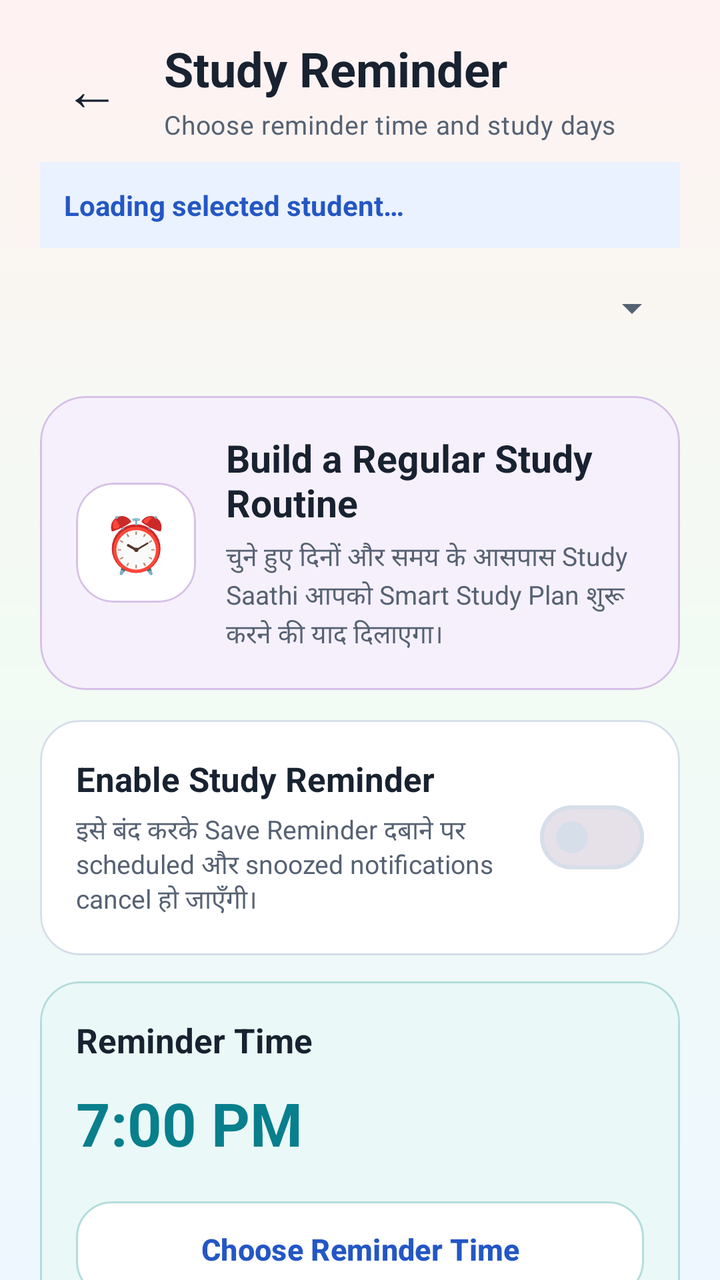
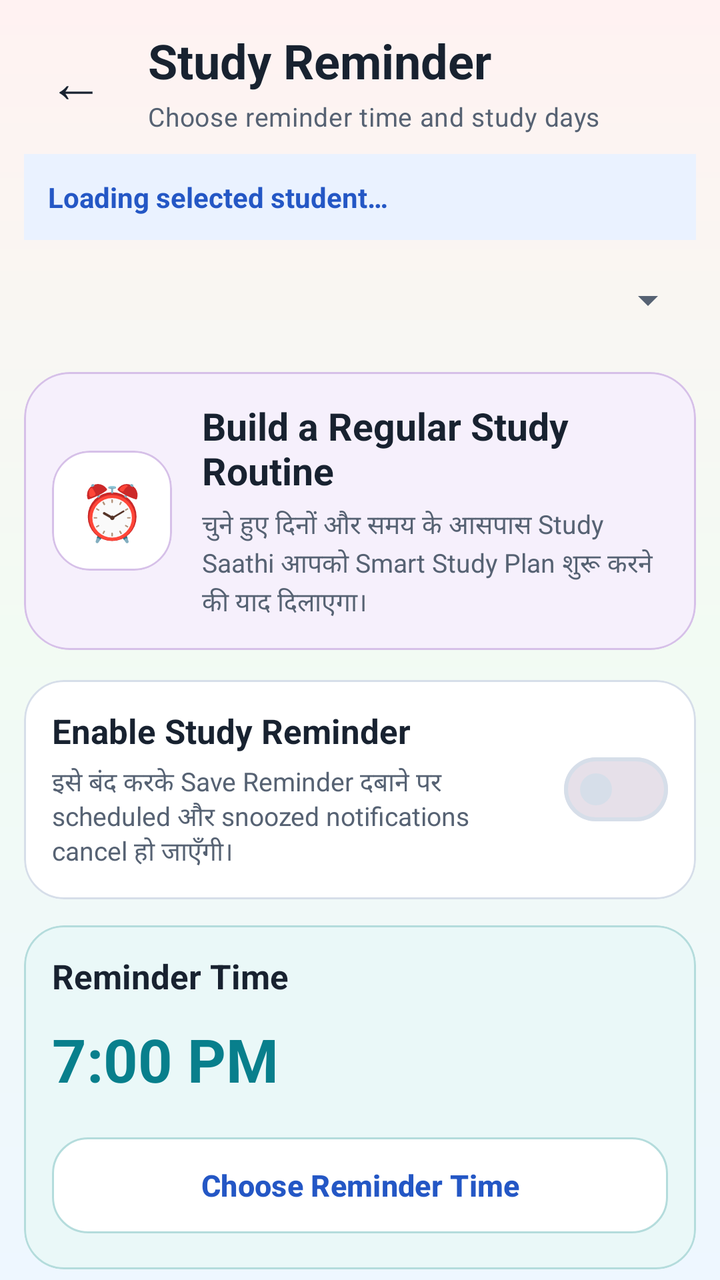

The first picture is an Android layout as it rendered before a commit; the second is the same layout after the commit. The layout source and the unified diff follow.
<!-- AndroidManifest.xml: application theme Theme.StudySaathi -->
<!-- res/layout/activity_reminder_settings.xml -->
<?xml version="1.0" encoding="utf-8"?>
<androidx.coordinatorlayout.widget.CoordinatorLayout xmlns:android="http://schemas.android.com/apk/res/android"
    xmlns:app="http://schemas.android.com/apk/res-auto"
    android:id="@+id/reminderSettingsRoot"
    android:layout_width="match_parent"
    android:layout_height="match_parent"
    android:background="@drawable/bg_app_soft_mix">

    <androidx.core.widget.NestedScrollView
        android:layout_width="match_parent"
        android:layout_height="match_parent"
        android:clipToPadding="false"
        android:fillViewport="true"
        android:overScrollMode="never">

        <LinearLayout
            android:layout_width="match_parent"
            android:layout_height="wrap_content"
            android:orientation="vertical"
            android:paddingStart="20dp"
            android:paddingTop="18dp"
            android:paddingEnd="20dp"
            android:paddingBottom="38dp">

            <LinearLayout
                android:layout_width="match_parent"
                android:layout_height="wrap_content"
                android:gravity="center_vertical"
                android:orientation="horizontal">

                <com.google.android.material.button.MaterialButton
                    android:id="@+id/buttonBack"
                    style="@style/Widget.Material3.Button.TextButton"
                    android:layout_width="52dp"
                    android:layout_height="52dp"
                    android:contentDescription="@string/back"
                    android:insetLeft="0dp"
                    android:insetTop="0dp"
                    android:insetRight="0dp"
                    android:insetBottom="0dp"
                    android:minWidth="0dp"
                    android:text="←"
                    android:textColor="@color/ss_text_primary"
                    android:textSize="28sp"
                    app:cornerRadius="16dp" />

                <LinearLayout
                    android:layout_width="0dp"
                    android:layout_height="wrap_content"
                    android:layout_marginStart="10dp"
                    android:layout_weight="1"
                    android:orientation="vertical">

                    <TextView
                        style="@style/TextAppearance.StudySaathi.Heading"
                        android:layout_width="match_parent"
                        android:layout_height="wrap_content"
                        android:text="@string/study_reminder_title"
                        android:textSize="24sp" />

                    <TextView
                        style="@style/TextAppearance.StudySaathi.Body"
                        android:layout_width="match_parent"
                        android:layout_height="wrap_content"
                        android:layout_marginTop="3dp"
                        android:text="@string/study_reminder_subtitle"
                        android:textSize="13sp" />

                </LinearLayout>

            </LinearLayout>

            <TextView
                android:id="@+id/textReminderStudent"
                android:layout_width="match_parent"
                android:layout_height="wrap_content"
                android:layout_marginTop="10dp"
                android:background="@color/ss_blue_soft"
                android:padding="12dp"
                android:text="Loading selected student…"
                android:textColor="@color/ss_primary"
                android:textSize="14sp"
                android:textStyle="bold" />

            <Spinner
                android:id="@+id/spinnerReminderStudent"
                android:layout_width="match_parent"
                android:layout_height="48dp"
                android:layout_marginTop="6dp"
                android:contentDescription="Select student for reminder"
                android:paddingStart="10dp"
                android:paddingEnd="10dp" />

            <com.google.android.material.card.MaterialCardView
                android:layout_width="match_parent"
                android:layout_height="wrap_content"
                android:layout_marginTop="20dp"
                app:cardBackgroundColor="@color/ss_purple_soft"
                app:cardCornerRadius="23dp"
                app:cardElevation="0dp"
                app:strokeColor="@color/ss_purple_border"
                app:strokeWidth="1dp">

                <LinearLayout
                    android:layout_width="match_parent"
                    android:layout_height="wrap_content"
                    android:gravity="center_vertical"
                    android:orientation="horizontal"
                    android:padding="18dp">

                    <com.google.android.material.card.MaterialCardView
                        android:layout_width="60dp"
                        android:layout_height="60dp"
                        app:cardBackgroundColor="@color/ss_surface"
                        app:cardCornerRadius="19dp"
                        app:cardElevation="0dp"
                        app:strokeColor="@color/ss_purple_border"
                        app:strokeWidth="1dp">

                        <TextView
                            android:layout_width="match_parent"
                            android:layout_height="match_parent"
                            android:fontFamily="sans-serif-rounded"
                            android:gravity="center"
                            android:text="⏰"
                            android:textSize="27sp" />

                    </com.google.android.material.card.MaterialCardView>

                    <LinearLayout
                        android:layout_width="0dp"
                        android:layout_height="wrap_content"
                        android:layout_marginStart="15dp"
                        android:layout_weight="1"
                        android:orientation="vertical">

                        <TextView
                            android:layout_width="match_parent"
                            android:layout_height="wrap_content"
                            android:fontFamily="sans-serif-rounded"
                            android:text="@string/study_reminder_card_title"
                            android:textColor="@color/ss_text_primary"
                            android:textSize="19sp"
                            android:textStyle="bold" />

                        <TextView
                            android:layout_width="match_parent"
                            android:layout_height="wrap_content"
                            android:layout_marginTop="5dp"
                            android:fontFamily="sans-serif"
                            android:lineSpacingExtra="2dp"
                            android:text="@string/study_reminder_card_description"
                            android:textColor="@color/ss_text_secondary"
                            android:textSize="13sp" />

                    </LinearLayout>

                </LinearLayout>

            </com.google.android.material.card.MaterialCardView>

            <com.google.android.material.card.MaterialCardView
                android:layout_width="match_parent"
                android:layout_height="wrap_content"
                android:layout_marginTop="15dp"
                app:cardBackgroundColor="@color/ss_surface"
                app:cardCornerRadius="20dp"
                app:cardElevation="0dp"
                app:strokeColor="@color/ss_outline"
                app:strokeWidth="1dp">

                <LinearLayout
                    android:layout_width="match_parent"
                    android:layout_height="wrap_content"
                    android:gravity="center_vertical"
                    android:orientation="horizontal"
                    android:padding="18dp">

                    <LinearLayout
                        android:layout_width="0dp"
                        android:layout_height="wrap_content"
                        android:layout_weight="1"
                        android:orientation="vertical">

                        <TextView
                            android:layout_width="match_parent"
                            android:layout_height="wrap_content"
                            android:fontFamily="sans-serif-rounded"
                            android:text="@string/study_reminder_enable_title"
                            android:textColor="@color/ss_text_primary"
                            android:textSize="17sp"
                            android:textStyle="bold" />

                        <TextView
                            android:layout_width="match_parent"
                            android:layout_height="wrap_content"
                            android:layout_marginTop="5dp"
                            android:fontFamily="sans-serif"
                            android:text="@string/study_reminder_enable_description"
                            android:textColor="@color/ss_text_secondary"
                            android:textSize="13sp" />

                    </LinearLayout>

                    <com.google.android.material.materialswitch.MaterialSwitch
                        android:id="@+id/switchStudyReminder"
                        android:layout_width="wrap_content"
                        android:layout_height="wrap_content"
                        android:layout_marginStart="15dp"
                        android:contentDescription="@string/study_reminder_enable_title" />

                </LinearLayout>

            </com.google.android.material.card.MaterialCardView>

            <com.google.android.material.card.MaterialCardView
                android:id="@+id/cardReminderTime"
                android:layout_width="match_parent"
                android:layout_height="wrap_content"
                android:layout_marginTop="13dp"
                app:cardBackgroundColor="@color/ss_teal_soft"
                app:cardCornerRadius="20dp"
                app:cardElevation="0dp"
                app:strokeColor="@color/ss_teal_border"
                app:strokeWidth="1dp">

                <LinearLayout
                    android:layout_width="match_parent"
                    android:layout_height="wrap_content"
                    android:orientation="vertical"
                    android:padding="18dp">

                    <TextView
                        android:layout_width="match_parent"
                        android:layout_height="wrap_content"
                        android:fontFamily="sans-serif-rounded"
                        android:text="@string/study_reminder_time_title"
                        android:textColor="@color/ss_text_primary"
                        android:textSize="17sp"
                        android:textStyle="bold" />

                    <TextView
                        android:id="@+id/textSelectedReminderTime"
                        android:layout_width="match_parent"
                        android:layout_height="wrap_content"
                        android:layout_marginTop="10dp"
                        android:fontFamily="sans-serif-rounded"
                        android:text="7:00 PM"
                        android:textColor="@color/ss_secondary"
                        android:textSize="30sp"
                        android:textStyle="bold" />

                    <com.google.android.material.button.MaterialButton
                        android:id="@+id/buttonChooseReminderTime"
                        style="@style/Widget.StudySaathi.Button.Outlined"
                        android:layout_width="match_parent"
                        android:layout_height="wrap_content"
                        android:layout_marginTop="15dp"
                        android:text="@string/study_reminder_choose_time"
                        android:textAllCaps="false"
                        android:textSize="15sp"
                        app:backgroundTint="@color/ss_surface"
                        app:strokeColor="@color/ss_teal_border" />

                </LinearLayout>

            </com.google.android.material.card.MaterialCardView>

            <com.google.android.material.card.MaterialCardView
                android:id="@+id/cardReminderDays"
                android:layout_width="match_parent"
                android:layout_height="wrap_content"
                android:layout_marginTop="13dp"
                app:cardBackgroundColor="@color/ss_blue_soft"
                app:cardCornerRadius="20dp"
                app:cardElevation="0dp"
                app:strokeColor="@color/ss_blue_border"
                app:strokeWidth="1dp">

                <LinearLayout
                    android:layout_width="match_parent"
                    android:layout_height="wrap_content"
                    android:orientation="vertical"
                    android:padding="18dp">

                    <TextView
                        android:layout_width="match_parent"
                        android:layout_height="wrap_content"
                        android:fontFamily="sans-serif-rounded"
                        android:text="@string/study_reminder_days_title"
                        android:textColor="@color/ss_text_primary"
                        android:textSize="17sp"
                        android:textStyle="bold" />

                    <TextView
                        android:layout_width="match_parent"
                        android:layout_height="wrap_content"
                        android:layout_marginTop="5dp"
                        android:fontFamily="sans-serif"
                        android:text="@string/study_reminder_days_description"
                        android:textColor="@color/ss_text_secondary"
                        android:textSize="13sp" />

                    <HorizontalScrollView
                        android:layout_width="match_parent"
                        android:layout_height="wrap_content"
                        android:layout_marginTop="14dp"
                        android:clipToPadding="false"
                        android:fillViewport="false"
                        android:overScrollMode="never">

                        <com.google.android.material.button.MaterialButtonToggleGroup
                            android:id="@+id/toggleReminderDays"
                            android:layout_width="wrap_content"
                            android:layout_height="wrap_content"
                            app:selectionRequired="false"
                            app:singleSelection="false">

                            <com.google.android.material.button.MaterialButton
                                android:id="@+id/buttonDayMonday"
                                style="@style/Widget.Material3.Button.OutlinedButton"
                                android:layout_width="62dp"
                                android:layout_height="48dp"
                                android:checkable="true"
                                android:fontFamily="sans-serif-medium"
                                android:minWidth="0dp"
                                android:paddingStart="0dp"
                                android:paddingEnd="0dp"
                                android:text="@string/reminder_day_monday"
                                android:textAllCaps="false"
                                android:textSize="12sp" />

                            <com.google.android.material.button.MaterialButton
                                android:id="@+id/buttonDayTuesday"
                                style="@style/Widget.Material3.Button.OutlinedButton"
                                android:layout_width="62dp"
                                android:layout_height="48dp"
                                android:checkable="true"
                                android:fontFamily="sans-serif-medium"
                                android:minWidth="0dp"
                                android:paddingStart="0dp"
                                android:paddingEnd="0dp"
                                android:text="@string/reminder_day_tuesday"
                                android:textAllCaps="false"
                                android:textSize="12sp" />

                            <com.google.android.material.button.MaterialButton
                                android:id="@+id/buttonDayWednesday"
                                style="@style/Widget.Material3.Button.OutlinedButton"
                                android:layout_width="62dp"
                                android:layout_height="48dp"
                                android:checkable="true"
                                android:fontFamily="sans-serif-medium"
                                android:minWidth="0dp"
                                android:paddingStart="0dp"
                                android:paddingEnd="0dp"
                                android:text="@string/reminder_day_wednesday"
                                android:textAllCaps="false"
                                android:textSize="12sp" />

                            <com.google.android.material.button.MaterialButton
                                android:id="@+id/buttonDayThursday"
                                style="@style/Widget.Material3.Button.OutlinedButton"
                                android:layout_width="62dp"
                                android:layout_height="48dp"
                                android:checkable="true"
                                android:fontFamily="sans-serif-medium"
                                android:minWidth="0dp"
                                android:paddingStart="0dp"
                                android:paddingEnd="0dp"
                                android:text="@string/reminder_day_thursday"
                                android:textAllCaps="false"
                                android:textSize="12sp" />

                            <com.google.android.material.button.MaterialButton
                                android:id="@+id/buttonDayFriday"
                                style="@style/Widget.Material3.Button.OutlinedButton"
                                android:layout_width="62dp"
                                android:layout_height="48dp"
                                android:checkable="true"
                                android:fontFamily="sans-serif-medium"
                                android:minWidth="0dp"
                                android:paddingStart="0dp"
                                android:paddingEnd="0dp"
                                android:text="@string/reminder_day_friday"
                                android:textAllCaps="false"
                                android:textSize="12sp" />

                            <com.google.android.material.button.MaterialButton
                                android:id="@+id/buttonDaySaturday"
                                style="@style/Widget.Material3.Button.OutlinedButton"
                                android:layout_width="62dp"
                                android:layout_height="48dp"
                                android:checkable="true"
                                android:fontFamily="sans-serif-medium"
                                android:minWidth="0dp"
                                android:paddingStart="0dp"
                                android:paddingEnd="0dp"
                                android:text="@string/reminder_day_saturday"
                                android:textAllCaps="false"
                                android:textSize="12sp" />

                            <com.google.android.material.button.MaterialButton
                                android:id="@+id/buttonDaySunday"
                                style="@style/Widget.Material3.Button.OutlinedButton"
                                android:layout_width="62dp"
                                android:layout_height="48dp"
                                android:checkable="true"
                                android:fontFamily="sans-serif-medium"
                                android:minWidth="0dp"
                                android:paddingStart="0dp"
                                android:paddingEnd="0dp"
                                android:text="@string/reminder_day_sunday"
                                android:textAllCaps="false"
                                android:textSize="12sp" />

                        </com.google.android.material.button.MaterialButtonToggleGroup>

                    </HorizontalScrollView>

                    <TextView
                        android:id="@+id/textSelectedDays"
                        android:layout_width="match_parent"
                        android:layout_height="wrap_content"
                        android:layout_marginTop="12dp"
                        android:fontFamily="sans-serif-medium"
                        android:text="@string/study_reminder_every_day"
                        android:textColor="@color/ss_primary"
                        android:textSize="12sp" />

                </LinearLayout>

            </com.google.android.material.card.MaterialCardView>

            <com.google.android.material.card.MaterialCardView
                android:layout_width="match_parent"
                android:layout_height="wrap_content"
                android:layout_marginTop="13dp"
                app:cardBackgroundColor="@color/ss_surface"
                app:cardCornerRadius="20dp"
                app:cardElevation="0dp"
                app:strokeColor="@color/ss_outline"
                app:strokeWidth="1dp">

                <LinearLayout
                    android:layout_width="match_parent"
                    android:layout_height="wrap_content"
                    android:orientation="vertical"
                    android:padding="17dp">

                    <TextView
                        android:layout_width="match_parent"
                        android:layout_height="wrap_content"
                        android:fontFamily="sans-serif-rounded"
                        android:text="@string/study_reminder_status_title"
                        android:textColor="@color/ss_text_primary"
                        android:textSize="16sp"
                        android:textStyle="bold" />

                    <TextView
                        android:id="@+id/textReminderCurrentStatus"
                        android:layout_width="match_parent"
                        android:layout_height="wrap_content"
                        android:layout_marginTop="6dp"
                        android:fontFamily="sans-serif"
                        android:lineSpacingExtra="2dp"
                        android:text="@string/study_reminder_disabled_status"
                        android:textColor="@color/ss_text_secondary"
                        android:textSize="13sp" />

                </LinearLayout>

            </com.google.android.material.card.MaterialCardView>

            <com.google.android.material.button.MaterialButton
                android:id="@+id/buttonSaveReminder"
                style="@style/Widget.StudySaathi.Button.Primary"
                android:layout_width="match_parent"
                android:layout_height="wrap_content"
                android:layout_marginTop="19dp"
                android:text="@string/study_reminder_save_button"
                android:textAllCaps="false"
                android:textSize="16sp" />

            <com.google.android.material.button.MaterialButton
                android:id="@+id/buttonTestReminder"
                style="@style/Widget.StudySaathi.Button.Outlined"
                android:layout_width="match_parent"
                android:layout_height="wrap_content"
                android:layout_marginTop="11dp"
                android:text="@string/study_reminder_test_button"
                android:textAllCaps="false"
                android:textSize="15sp"
                app:backgroundTint="@color/ss_surface"
                app:strokeColor="@color/ss_primary" />

            <TextView
                android:layout_width="match_parent"
                android:layout_height="wrap_content"
                android:layout_marginTop="12dp"
                android:fontFamily="sans-serif"
                android:gravity="center"
                android:lineSpacingExtra="2dp"
                android:text="@string/study_reminder_test_description"
                android:textColor="@color/ss_text_secondary"
                android:textSize="12sp" />

            <TextView
                android:layout_width="match_parent"
                android:layout_height="wrap_content"
                android:layout_marginTop="13dp"
                android:fontFamily="sans-serif"
                android:gravity="center"
                android:lineSpacingExtra="2dp"
                android:text="@string/study_reminder_timing_note"
                android:textColor="@color/ss_text_muted"
                android:textSize="11sp" />

        </LinearLayout>

    </androidx.core.widget.NestedScrollView>

</androidx.coordinatorlayout.widget.CoordinatorLayout>
<!-- resources referenced by this layout -->
<resources>
  <color name="ss_blue_border">#B8D1FA</color>
  <color name="ss_blue_soft">#EAF2FF</color>
  <color name="ss_outline">#D6DEE9</color>
  <color name="ss_primary">#2457C5</color>
  <color name="ss_purple_border">#D6C0E8</color>
  <color name="ss_purple_soft">#F6F0FC</color>
  <color name="ss_secondary">#087F8C</color>
  <color name="ss_surface">#FFFFFF</color>
  <color name="ss_teal_border">#B4DCDC</color>
  <color name="ss_teal_soft">#EAF8F8</color>
  <color name="ss_text_muted">#7B8797</color>
  <color name="ss_text_primary">#182230</color>
  <color name="ss_text_secondary">#566273</color>
  <string name="back">Back</string>
  <string name="reminder_day_friday">
          Fri
      </string>
  <string name="reminder_day_monday">
          Mon
      </string>
  <string name="reminder_day_saturday">
          Sat
      </string>
  <string name="reminder_day_sunday">
          Sun
      </string>
  <string name="reminder_day_thursday">
          Thu
      </string>
  <string name="reminder_day_tuesday">
          Tue
      </string>
  <string name="reminder_day_wednesday">
          Wed
      </string>
  <string name="study_reminder_card_description">
          चुने हुए दिनों और समय के आसपास Study Saathi आपको Smart Study Plan शुरू करने की याद दिलाएगा।
      </string>
  <string name="study_reminder_card_title">
          Build a Regular Study Routine
      </string>
  <string name="study_reminder_choose_time">
          Choose Reminder Time
      </string>
  <string name="study_reminder_days_description">
          जिन दिनों study notification चाहिए, उन्हें select करें।
      </string>
  <string name="study_reminder_days_title">
          Reminder Days
      </string>
  <string name="study_reminder_disabled_status">
          Study reminder अभी disabled है।
      </string>
  <string name="study_reminder_enable_description">
          इसे बंद करके Save Reminder दबाने पर scheduled और snoozed notifications cancel हो जाएँगी।
      </string>
  <string name="study_reminder_enable_title">
          Enable Study Reminder
      </string>
  <string name="study_reminder_every_day">
          Every day
      </string>
  <string name="study_reminder_save_button">
          Save Reminder
      </string>
  <string name="study_reminder_status_title">
          Current Status
      </string>
  <string name="study_reminder_subtitle">
          Choose reminder time and study days
      </string>
  <string name="study_reminder_test_button">
          Send Test Notification Now
      </string>
  <string name="study_reminder_test_description">
          Test notification selected days की जाँच किए बिना तुरंत भेजी जाएगी। इसके Snooze action को भी test कर सकते हैं।
      </string>
  <string name="study_reminder_time_title">
          Reminder Time
      </string>
  <string name="study_reminder_timing_note">
          Battery optimisation के कारण reminder चुने हुए समय से कुछ देर आगे या पीछे दिखाई दे सकता है।
      </string>
  <string name="study_reminder_title">
          Study Reminder
      </string>
  <style name="TextAppearance.StudySaathi.Body" parent="TextAppearance.Material3.BodyMedium">
          <item name="android:fontFamily">sans-serif</item>
          <item name="fontFamily">sans-serif</item>
          <item name="android:textColor">@color/ss_text_secondary</item>
      </style>
  <color name="ss_outline_strong">#B9C5D5</color>
  <color name="ss_on_primary">#FFFFFF</color>
  <color name="ss_primary_dark">#173F99</color>
  <color name="ss_on_secondary">#FFFFFF</color>
  <color name="ss_tertiary">#8A5A00</color>
  <color name="ss_on_tertiary">#FFFFFF</color>
  <color name="ss_yellow_soft">#FFF8E8</color>
  <color name="ss_background">#F7F9FC</color>
  <color name="ss_surface_soft">#F0F4FA</color>
  <color name="ss_error">#BA1A1A</color>
  <color name="white">#FFFFFFFF</color>
  <color name="ss_red_soft">#FFF0F0</color>
  <!-- unchanged entries left out for length: 5 -->
</resources>

<!-- the commit's change to res/layout/activity_reminder_settings.xml (unified diff, before → after) -->
@@ -17,10 +17,10 @@
             android:layout_width="match_parent"
             android:layout_height="wrap_content"
             android:orientation="vertical"
-            android:paddingStart="20dp"
-            android:paddingTop="18dp"
-            android:paddingEnd="20dp"
-            android:paddingBottom="38dp">
+            android:paddingStart="12dp"
+            android:paddingTop="14dp"
+            android:paddingEnd="12dp"
+            android:paddingBottom="12dp">
 
             <LinearLayout
                 android:layout_width="match_parent"
@@ -94,7 +94,7 @@
             <com.google.android.material.card.MaterialCardView
                 android:layout_width="match_parent"
                 android:layout_height="wrap_content"
-                android:layout_marginTop="20dp"
+                android:layout_marginTop="12dp"
                 app:cardBackgroundColor="@color/ss_purple_soft"
                 app:cardCornerRadius="23dp"
                 app:cardElevation="0dp"
@@ -106,7 +106,7 @@
                     android:layout_height="wrap_content"
                     android:gravity="center_vertical"
                     android:orientation="horizontal"
-                    android:padding="18dp">
+                    android:padding="14dp">
 
                     <com.google.android.material.card.MaterialCardView
                         android:layout_width="60dp"
@@ -174,7 +174,7 @@
                     android:layout_height="wrap_content"
                     android:gravity="center_vertical"
                     android:orientation="horizontal"
-                    android:padding="18dp">
+                    android:padding="14dp">
 
                     <LinearLayout
                         android:layout_width="0dp"
@@ -228,7 +228,7 @@
                     android:layout_width="match_parent"
                     android:layout_height="wrap_content"
                     android:orientation="vertical"
-                    android:padding="18dp">
+                    android:padding="14dp">
 
                     <TextView
                         android:layout_width="match_parent"
@@ -281,7 +281,7 @@
                     android:layout_width="match_parent"
                     android:layout_height="wrap_content"
                     android:orientation="vertical"
-                    android:padding="18dp">
+                    android:padding="14dp">
 
                     <TextView
                         android:layout_width="match_parent"
@@ -446,7 +446,7 @@
                     android:layout_width="match_parent"
                     android:layout_height="wrap_content"
                     android:orientation="vertical"
-                    android:padding="17dp">
+                    android:padding="14dp">
 
                     <TextView
                         android:layout_width="match_parent"
